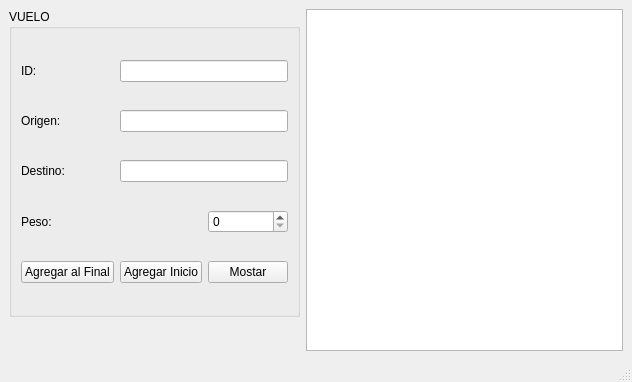
This is mainwindow.ui in yairhdz24/interfaz_aeropuerto as Qt 5 draws it before an edit. The edited form follows.
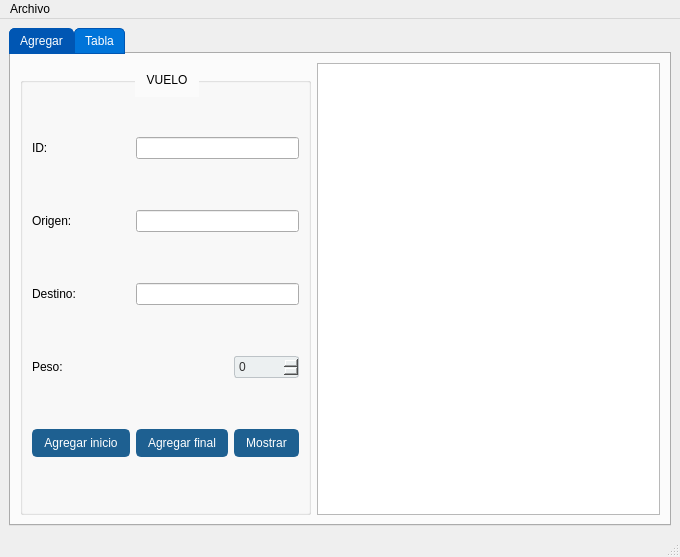
This is the edited form.

Commit message: Creacion de la tabla y funcion buscar de vuelos

Diff of the .ui file:
```diff
--- a/mainwindow.ui
+++ b/mainwindow.ui
@@ -6,101 +6,239 @@
    <rect>
     <x>0</x>
     <y>0</y>
-    <width>632</width>
-    <height>382</height>
+    <width>680</width>
+    <height>557</height>
    </rect>
   </property>
   <property name="windowTitle">
    <string>MainWindow</string>
   </property>
+  <property name="styleSheet">
+   <string notr="true">
+
+/* Estilo para el título del QGroupBox */
+QGroupBox::title {
+    subcontrol-origin: margin;
+    subcontrol-position: top center;
+    padding: 10px; /* Ajusta el espaciado alrededor del título */
+}
+
+/* Estilo para Botón (QPushButton) */
+QPushButton {
+    background-color: #1e6091; /* Azul oscuro para el fondo */
+    color: white; /* Color del texto */
+    border: 2px solid #1e6091; /* Borde con color */
+    border-radius: 5px; /* Bordes redondeados */
+    padding: 5px 10px; /* Espaciado interno */
+}
+
+QPushButton:hover {
+    background-color: #2980b9; /* Color de fondo en hover */
+    border: 2px solid #2980b9; /* Borde en hover */
+}
+
+QSpinBox {
+    background-color: #ecf0f1; /* Color de fondo */
+    border: 1px solid #bdc3c7; /* Borde con color */
+    border-radius: 3px; /* Bordes redondeados */
+    padding: 2px; /* Espaciado interno */
+    color: #333; /* Color del texto */
+}
+
+QTabBar::tab {
+                background: #0074D9;
+                color: #FFFFFF;
+                padding: 5px 10px;
+                border: 1px solid #0056b3;
+                border-top-left-radius: 5px;
+                border-top-right-radius: 5px;
+            }
+ 
+QTabBar::tab:selected {
+                background: #0056b3;
+ }
+
+QMessageBox {
+    background-color: #FFFFFF; /* Color de fondo */
+}
+
+QMessageBox QLabel {
+    color: #333333; /* Color del texto del mensaje */
+}
+
+QMessageBox QPushButton {
+    background-color: #0074D9; /* Color del botón */
+    color: #FFFFFF; /* Color del texto del botón */
+    border: 1px solid #0056b3; /* Borde del botón */
+    border-radius: 5px; /* Bordes redondeados */
+    padding: 5px 10px; /* Espaciado interno del botón */
+}
+
+QMessageBox QPushButton:hover {
+    background-color: #0056b3; /* Cambiar color de fondo al pasar el ratón */
+}
+
+</string>
+  </property>
   <widget class="QWidget" name="centralwidget">
-   <layout class="QFormLayout" name="formLayout">
+   <layout class="QGridLayout" name="gridLayout_3">
     <item row="0" column="0">
-     <widget class="QGroupBox" name="groupBox_2">
-      <property name="title">
-       <string>VUELO</string>
+     <widget class="QTabWidget" name="tabWidget">
+      <property name="currentIndex">
+       <number>0</number>
       </property>
-      <layout class="QGridLayout" name="gridLayout">
-       <item row="1" column="0">
-        <widget class="QLabel" name="label_7">
-         <property name="text">
-          <string>Origen:</string>
-         </property>
-        </widget>
-       </item>
-       <item row="2" column="1" colspan="2">
-        <widget class="QLineEdit" name="DESTINO_lineEdit"/>
-       </item>
-       <item row="5" column="2">
-        <widget class="QPushButton" name="mostar_pushButton">
-         <property name="text">
-          <string>Mostar</string>
-         </property>
-        </widget>
-       </item>
-       <item row="3" column="2">
-        <widget class="QSpinBox" name="PESO_spinBox"/>
-       </item>
-       <item row="5" column="1">
-        <widget class="QPushButton" name="agregar_inicio_pushButton">
-         <property name="text">
-          <string>Agregar Inicio</string>
-         </property>
-        </widget>
-       </item>
-       <item row="0" column="0">
-        <widget class="QLabel" name="label_6">
-         <property name="text">
-          <string>ID:</string>
-         </property>
-        </widget>
-       </item>
-       <item row="1" column="1" colspan="2">
-        <widget class="QLineEdit" name="ORIGEN_lineEdit"/>
-       </item>
-       <item row="3" column="0" colspan="2">
-        <widget class="QLabel" name="label_5">
-         <property name="text">
-          <string>Peso:</string>
-         </property>
-        </widget>
-       </item>
-       <item row="2" column="0">
-        <widget class="QLabel" name="label_8">
-         <property name="text">
-          <string>Destino:</string>
-         </property>
-        </widget>
-       </item>
-       <item row="0" column="1" colspan="2">
-        <widget class="QLineEdit" name="ID_lineEdit"/>
-       </item>
-       <item row="5" column="0">
-        <widget class="QPushButton" name="agregar_final_pushButton">
-         <property name="text">
-          <string>Agregar al Final</string>
-         </property>
-        </widget>
-       </item>
-      </layout>
+      <widget class="QWidget" name="tab">
+       <attribute name="title">
+        <string>Agregar</string>
+       </attribute>
+       <layout class="QGridLayout" name="gridLayout_2">
+        <item row="0" column="0">
+         <widget class="QGroupBox" name="vuelo_groupBox">
+          <property name="title">
+           <string>VUELO</string>
+          </property>
+          <layout class="QGridLayout" name="gridLayout">
+           <item row="3" column="0">
+            <widget class="QLabel" name="peso_label">
+             <property name="text">
+              <string>Peso:</string>
+             </property>
+            </widget>
+           </item>
+           <item row="6" column="1">
+            <widget class="QPushButton" name="agregar_final_pushButton">
+             <property name="text">
+              <string>Agregar final</string>
+             </property>
+            </widget>
+           </item>
+           <item row="1" column="0">
+            <widget class="QLabel" name="origen_label">
+             <property name="text">
+              <string>Origen:</string>
+             </property>
+            </widget>
+           </item>
+           <item row="2" column="0">
+            <widget class="QLabel" name="destino_label">
+             <property name="text">
+              <string>Destino:</string>
+             </property>
+            </widget>
+           </item>
+           <item row="2" column="1" colspan="2">
+            <widget class="QLineEdit" name="destino_lineEdit"/>
+           </item>
+           <item row="0" column="0">
+            <widget class="QLabel" name="id_label">
+             <property name="text">
+              <string>ID:</string>
+             </property>
+            </widget>
+           </item>
+           <item row="6" column="0">
+            <widget class="QPushButton" name="agregar_inicio_pushButton">
+             <property name="text">
+              <string>Agregar inicio</string>
+             </property>
+            </widget>
+           </item>
+           <item row="0" column="1" colspan="2">
+            <widget class="QLineEdit" name="id_lineEdit"/>
+           </item>
+           <item row="1" column="1" colspan="2">
+            <widget class="QLineEdit" name="origen_lineEdit"/>
+           </item>
+           <item row="6" column="2">
+            <widget class="QPushButton" name="mostrar_pushButton">
+             <property name="text">
+              <string>Mostrar</string>
+             </property>
+            </widget>
+           </item>
+           <item row="3" column="2">
+            <widget class="QSpinBox" name="peso_spinBox"/>
+           </item>
+          </layout>
+         </widget>
+        </item>
+        <item row="0" column="1">
+         <widget class="QPlainTextEdit" name="salida"/>
+        </item>
+       </layout>
+      </widget>
+      <widget class="QWidget" name="tab_2">
+       <attribute name="title">
+        <string>Tabla</string>
+       </attribute>
+       <layout class="QGridLayout" name="gridLayout_4">
+        <item row="0" column="0" colspan="3">
+         <widget class="QTableWidget" name="tabla"/>
+        </item>
+        <item row="1" column="0">
+         <widget class="QLineEdit" name="buscar_lineEdit">
+          <property name="placeholderText">
+           <string>ID de Vuelo</string>
+          </property>
+         </widget>
+        </item>
+        <item row="1" column="1">
+         <widget class="QPushButton" name="buscar_pushButton">
+          <property name="text">
+           <string>Buscar</string>
+          </property>
+         </widget>
+        </item>
+        <item row="1" column="2">
+         <widget class="QPushButton" name="mostrar_tabla_pushButton">
+          <property name="text">
+           <string>Mostrar</string>
+          </property>
+         </widget>
+        </item>
+       </layout>
+      </widget>
      </widget>
     </item>
-    <item row="0" column="1">
-     <widget class="QPlainTextEdit" name="salida"/>
-    </item>
    </layout>
   </widget>
+  <widget class="QStatusBar" name="statusbar"/>
   <widget class="QMenuBar" name="menubar">
    <property name="geometry">
     <rect>
      <x>0</x>
      <y>0</y>
-     <width>632</width>
+     <width>680</width>
      <height>21</height>
     </rect>
    </property>
+   <widget class="QMenu" name="menuArchivo">
+    <property name="title">
+     <string>Archivo</string>
+    </property>
+    <addaction name="separator"/>
+    <addaction name="actionAbrir"/>
+    <addaction name="actionGuardar"/>
+    <addaction name="separator"/>
+   </widget>
+   <addaction name="menuArchivo"/>
   </widget>
-  <widget class="QStatusBar" name="statusbar"/>
+  <action name="actionAbrir">
+   <property name="text">
+    <string>Abrir</string>
+   </property>
+   <property name="shortcut">
+    <string>Ctrl+O</string>
+   </property>
+  </action>
+  <action name="actionGuardar">
+   <property name="text">
+    <string>Guardar</string>
+   </property>
+   <property name="shortcut">
+    <string>Ctrl+S</string>
+   </property>
+  </action>
  </widget>
  <resources/>
  <connections/>
```
Left out of the diff: 3 changed lines with no effect on the pictures. The commit also changes 12 other files.
